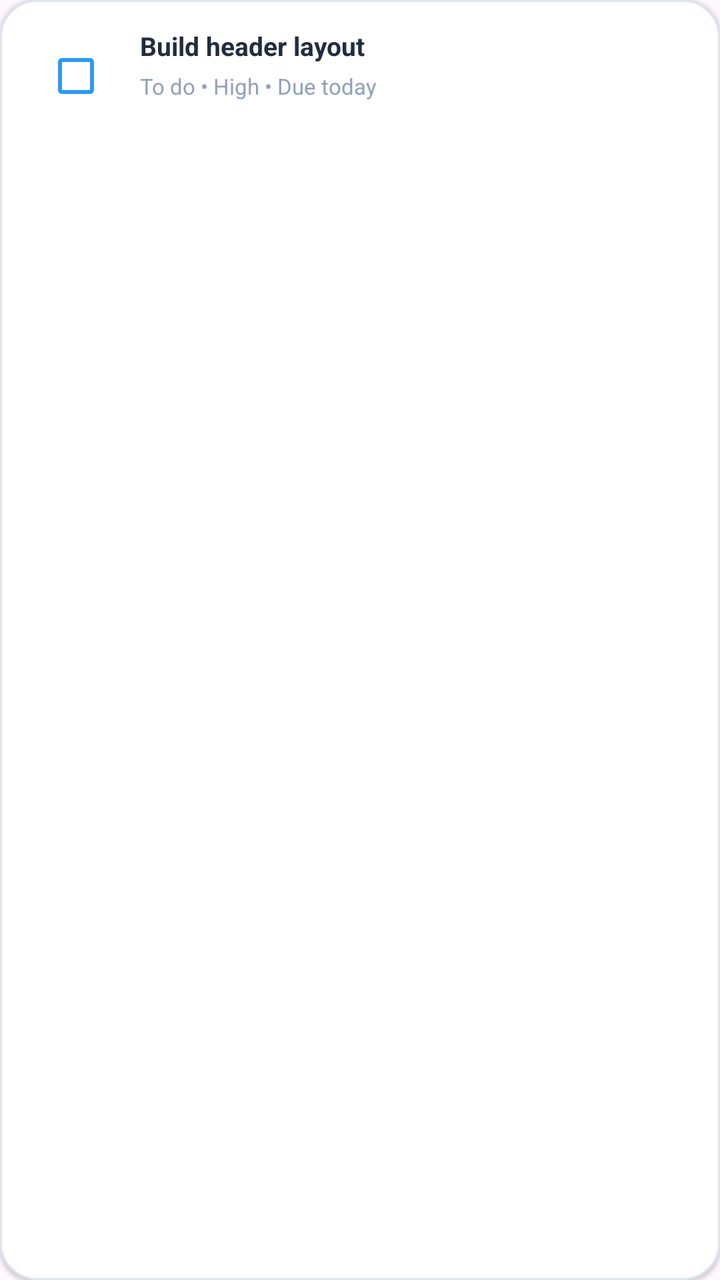
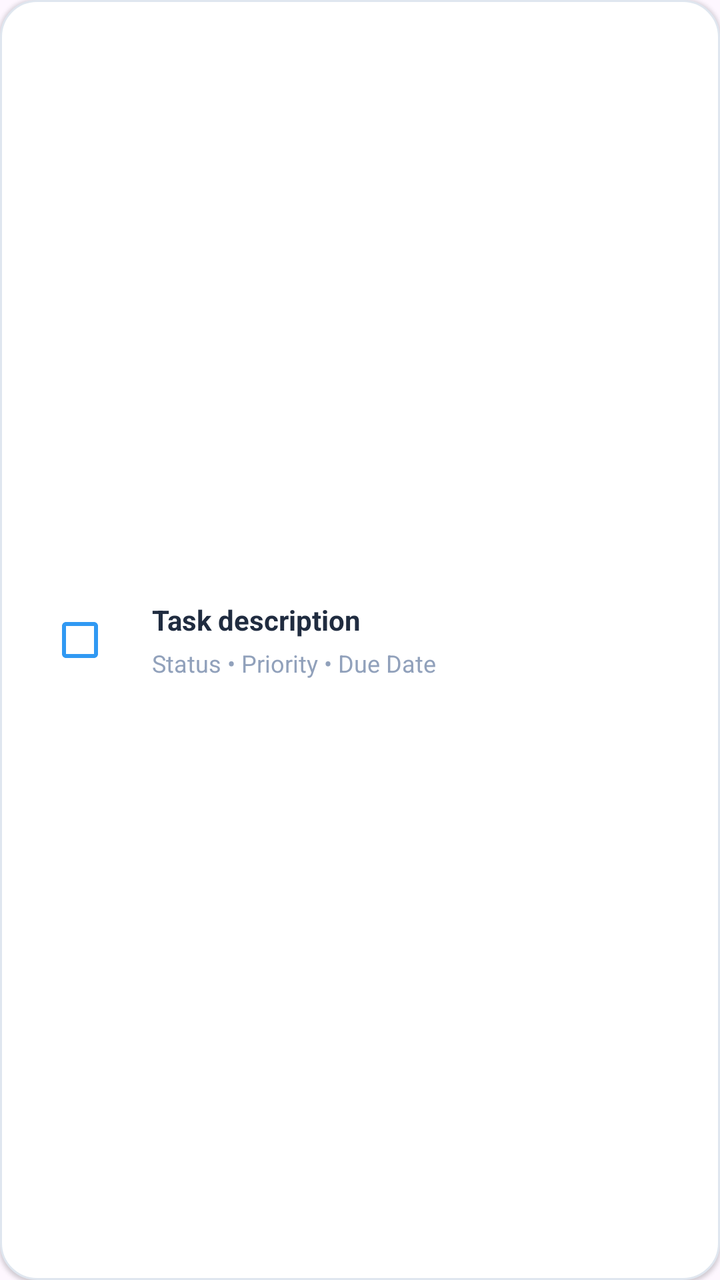

Compare the two renders of this Android layout. The source of the first and the diff that turns it into the second are given below.
<!-- AndroidManifest.xml: application theme Theme.TaskFlow -->
<!-- res/layout/item_task.xml -->
<?xml version="1.0" encoding="utf-8"?>
<LinearLayout xmlns:android="http://schemas.android.com/apk/res/android"
    android:layout_width="match_parent"
    android:layout_height="wrap_content"
    android:background="@drawable/bg_workspace_card"
    android:elevation="1dp"
    android:orientation="horizontal"
    android:padding="14dp">

    <CheckBox
        android:id="@+id/cbTaskCompleted"
        android:layout_width="wrap_content"
        android:layout_height="wrap_content"
        android:buttonTint="#3099F3" />

    <LinearLayout
        android:layout_width="0dp"
        android:layout_height="wrap_content"
        android:layout_marginStart="8dp"
        android:layout_weight="1"
        android:orientation="vertical">

        
        <TextView
            android:id="@+id/tvTaskDescription"
            android:layout_width="match_parent"
            android:layout_height="wrap_content"
            android:ellipsize="end"
            android:maxLines="2"
            android:text="Build header layout"
            android:textColor="#202C40"
            android:textSize="13sp"
            android:textStyle="bold" />

        <TextView
            android:id="@+id/tvTaskMetadata"
            android:layout_width="match_parent"
            android:layout_height="wrap_content"
            android:layout_marginTop="4dp"
            android:text="To do • High • Due today"
            android:textColor="#91A1BB"
            android:textSize="11sp" />
    </LinearLayout>

</LinearLayout>
<!-- resources referenced by this layout -->
<resources>
  <!-- drawable bg_workspace_card (drawable) -->
  <shape xmlns:android="http://schemas.android.com/apk/res/android"
      android:shape="rectangle">
  
      <solid android:color="#FFFFFF" />
  
      <corners android:radius="18dp" />
  
      <stroke
          android:width="1dp"
          android:color="#DFE6EF" />
  
  </shape>
  <style name="Theme.TaskFlow" parent="Base.Theme.TaskFlow" />
  <style name="Base.Theme.TaskFlow" parent="Theme.Material3.DayNight.NoActionBar">
          
          
      </style>
</resources>

<!-- the commit's change to res/layout/item_task.xml (unified diff, before → after) -->
@@ -2,44 +2,44 @@
 <LinearLayout xmlns:android="http://schemas.android.com/apk/res/android"
     android:layout_width="match_parent"
     android:layout_height="wrap_content"
+    android:layout_marginBottom="8dp"
     android:background="@drawable/bg_workspace_card"
     android:elevation="1dp"
+    android:gravity="center_vertical"
     android:orientation="horizontal"
-    android:padding="14dp">
+    android:padding="16dp">
 
     <CheckBox
-        android:id="@+id/cbTaskCompleted"
+        android:id="@+id/cbTaskDone"
         android:layout_width="wrap_content"
         android:layout_height="wrap_content"
+        android:layout_marginEnd="12dp"
         android:buttonTint="#3099F3" />
 
     <LinearLayout
         android:layout_width="0dp"
         android:layout_height="wrap_content"
-        android:layout_marginStart="8dp"
         android:layout_weight="1"
         android:orientation="vertical">
 
-        
         <TextView
-            android:id="@+id/tvTaskDescription"
+            android:id="@+id/tvTaskDesc"
             android:layout_width="match_parent"
             android:layout_height="wrap_content"
             android:ellipsize="end"
             android:maxLines="2"
-            android:text="Build header layout"
+            android:text="Task description"
             android:textColor="#202C40"
-            android:textSize="13sp"
+            android:textSize="14sp"
             android:textStyle="bold" />
 
         <TextView
-            android:id="@+id/tvTaskMetadata"
+            android:id="@+id/tvTaskDetails"
             android:layout_width="match_parent"
             android:layout_height="wrap_content"
             android:layout_marginTop="4dp"
-            android:text="To do • High • Due today"
+            android:text="Status • Priority • Due Date"
             android:textColor="#91A1BB"
-            android:textSize="11sp" />
+            android:textSize="12sp" />
     </LinearLayout>
-
 </LinearLayout>
